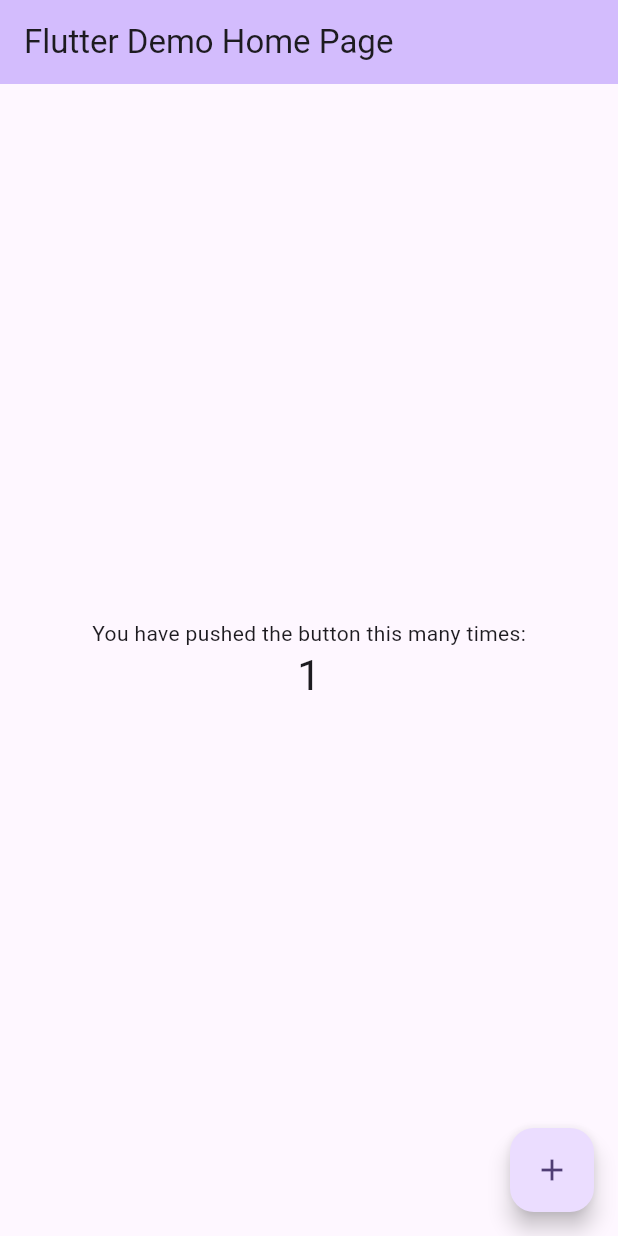
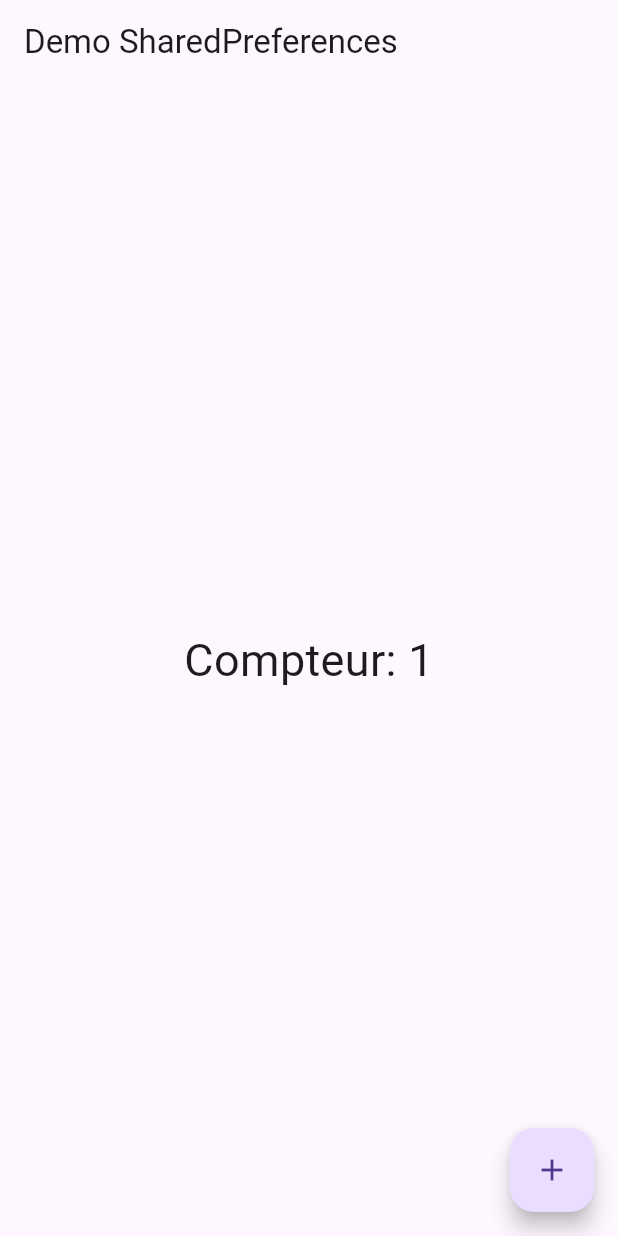
Before and after one commit to Alphaoumarleno/gas_detector_app, a Flutter app: the screen it shows after launch, after a tap on the "add" icon, on a phone screen of 412 x 824 dp. Run offline on Flutter 3.47's test engine with Material 3 defaults, Android fonts, the phone set to English and light mode, and no system bars; our stand-ins replace shared_preferences.

Commit message:
Ajout workflow GitHub Actions pour tests Flutter + ajout test shared_preferences

```diff
--- a/lib/main.dart
+++ b/lib/main.dart
@@ -1,4 +1,5 @@
 import 'package:flutter/material.dart';
+import 'package:shared_preferences/shared_preferences.dart';
 
 void main() {
   runApp(const MyApp());
@@ -6,120 +7,59 @@ void main() {
 
 class MyApp extends StatelessWidget {
   const MyApp({super.key});
-
-  // This widget is the root of your application.
   @override
   Widget build(BuildContext context) {
-    return MaterialApp(
-      title: 'Flutter Demo',
-      theme: ThemeData(
-        // This is the theme of your application.
-        //
-        // TRY THIS: Try running your application with "flutter run". You'll see
-        // the application has a purple toolbar. Then, without quitting the app,
-        // try changing the seedColor in the colorScheme below to Colors.green
-        // and then invoke "hot reload" (save your changes or press the "hot
-        // reload" button in a Flutter-supported IDE, or press "r" if you used
-        // the command line to start the app).
-        //
-        // Notice that the counter didn't reset back to zero; the application
-        // state is not lost during the reload. To reset the state, use hot
-        // restart instead.
-        //
-        // This works for code too, not just values: Most code changes can be
-        // tested with just a hot reload.
-        colorScheme: ColorScheme.fromSeed(seedColor: Colors.deepPurple),
-        useMaterial3: true,
-      ),
-      home: const MyHomePage(title: 'Flutter Demo Home Page'),
+    return const MaterialApp(
+      home: CounterPage(),
     );
   }
 }
 
-class MyHomePage extends StatefulWidget {
-  const MyHomePage({super.key, required this.title});
-
-  // This widget is the home page of your application. It is stateful, meaning
-  // that it has a State object (defined below) that contains fields that affect
-  // how it looks.
-
-  // This class is the configuration for the state. It holds the values (in this
-  // case the title) provided by the parent (in this case the App widget) and
-  // used by the build method of the State. Fields in a Widget subclass are
-  // always marked "final".
-
-  final String title;
+class CounterPage extends StatefulWidget {
+  const CounterPage({super.key});
 
   @override
-  State<MyHomePage> createState() => _MyHomePageState();
+  State<CounterPage> createState() => _CounterPageState();
 }
 
-class _MyHomePageState extends State<MyHomePage> {
+class _CounterPageState extends State<CounterPage> {
   int _counter = 0;
 
-  void _incrementCounter() {
+  @override
+  void initState() {
+    super.initState();
+    _loadCounter();
+  }
+
+  // Charge la valeur sauvegardée dans shared_preferences
+  Future<void> _loadCounter() async {
+    final prefs = await SharedPreferences.getInstance();
     setState(() {
-      // This call to setState tells the Flutter framework that something has
-      // changed in this State, which causes it to rerun the build method below
-      // so that the display can reflect the updated values. If we changed
-      // _counter without calling setState(), then the build method would not be
-      // called again, and so nothing would appear to happen.
+      _counter = prefs.getInt('counter') ?? 0;
+    });
+  }
+
+  // Incrémente le compteur et sauvegarde dans shared_preferences
+  Future<void> _incrementCounter() async {
+    final prefs = await SharedPreferences.getInstance();
+    setState(() {
       _counter++;
     });
+    await prefs.setInt('counter', _counter);
   }
 
   @override
   Widget build(BuildContext context) {
-    // This method is rerun every time setState is called, for instance as done
-    // by the _incrementCounter method above.
-    //
-    // The Flutter framework has been optimized to make rerunning build methods
-    // fast, so that you can just rebuild anything that needs updating rather
-    // than having to individually change instances of widgets.
     return Scaffold(
-      appBar: AppBar(
-        // TRY THIS: Try changing the color here to a specific color (to
-        // Colors.amber, perhaps?) and trigger a hot reload to see the AppBar
-        // change color while the other colors stay the same.
-        backgroundColor: Theme.of(context).colorScheme.inversePrimary,
-        // Here we take the value from the MyHomePage object that was created by
-        // the App.build method, and use it to set our appbar title.
-        title: Text(widget.title),
-      ),
+      appBar: AppBar(title: const Text('Demo SharedPreferences')),
       body: Center(
-        // Center is a layout widget. It takes a single child and positions it
-        // in the middle of the parent.
-        child: Column(
-          // Column is also a layout widget. It takes a list of children and
-          // arranges them vertically. By default, it sizes itself to fit its
-          // children horizontally, and tries to be as tall as its parent.
-          //
-          // Column has various properties to control how it sizes itself and
-          // how it positions its children. Here we use mainAxisAlignment to
-          // center the children vertically; the main axis here is the vertical
-          // axis because Columns are vertical (the cross axis would be
-          // horizontal).
-          //
-          // TRY THIS: Invoke "debug painting" (choose the "Toggle Debug Paint"
-          // action in the IDE, or press "p" in the console), to see the
-          // wireframe for each widget.
-          mainAxisAlignment: MainAxisAlignment.center,
-          children: <Widget>[
-            const Text(
-              'You have pushed the button this many times:',
-            ),
-            Text(
-              '$_counter',
-              style: Theme.of(context).textTheme.headlineMedium,
-            ),
-          ],
-        ),
+        child:
+            Text('Compteur: $_counter', style: const TextStyle(fontSize: 30)),
       ),
       floatingActionButton: FloatingActionButton(
         onPressed: _incrementCounter,
-        tooltip: 'Increment',
         child: const Icon(Icons.add),
-      ), // This trailing comma makes auto-formatting nicer for build methods.
+      ),
     );
   }
 }
```
Also changed, not shown: pubspec.yaml (+7 -73 lines), pubspec.lock, 4 other files.
